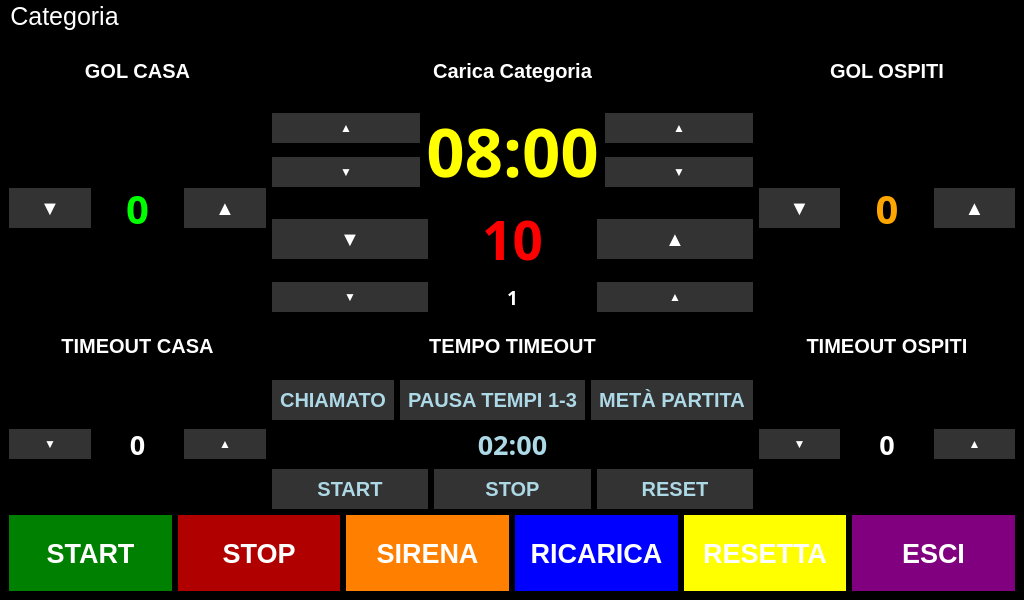
This is rasp5/gui/tabellone.ui in pythonpenguin/segnapunti_pallanuoto as Qt 5 draws it before an edit. The edited form follows.
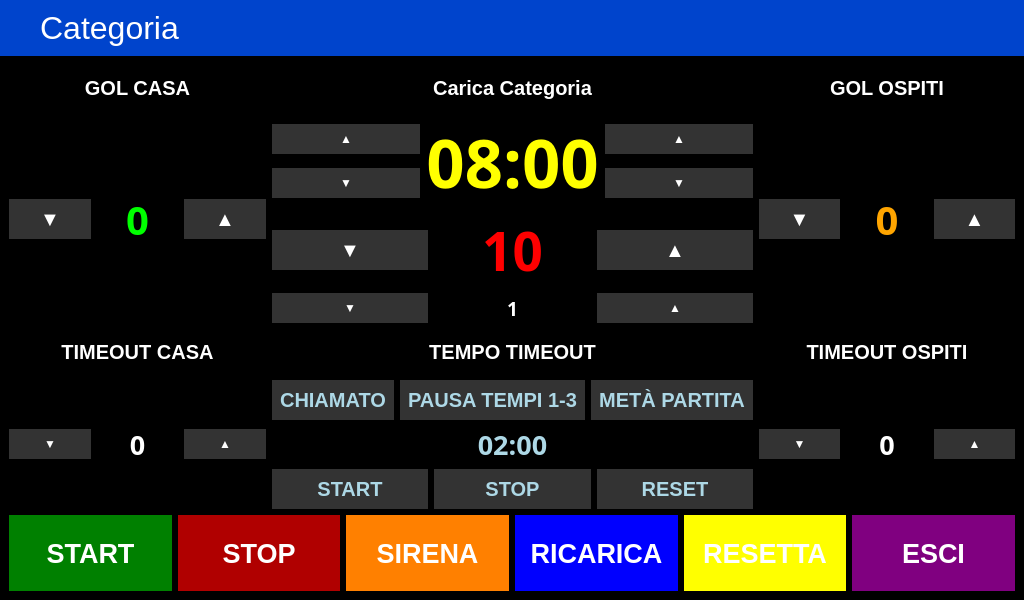
This is the edited form.

What changed in the file:
```diff
--- a/rasp5/gui/tabellone.ui
+++ b/rasp5/gui/tabellone.ui
@@ -48,10 +48,19 @@
                 padding: 10px;
                 }
                 QMenuBar {
-                font-size: 25px;
-                }
-                QMenu {
                 font-size: 32px;
+                spacing: 20px;
+                background-color: #0044cc;
+                }
+                QMenuBar::item {
+                background-color: #0044cc;
+                color: white;
+                padding: 10px 20px;
+                border-radius: 8px;
+                }
+
+                QMenuBar::item:selected {
+                background-color: #0066ff;
                 }
 
 
```
